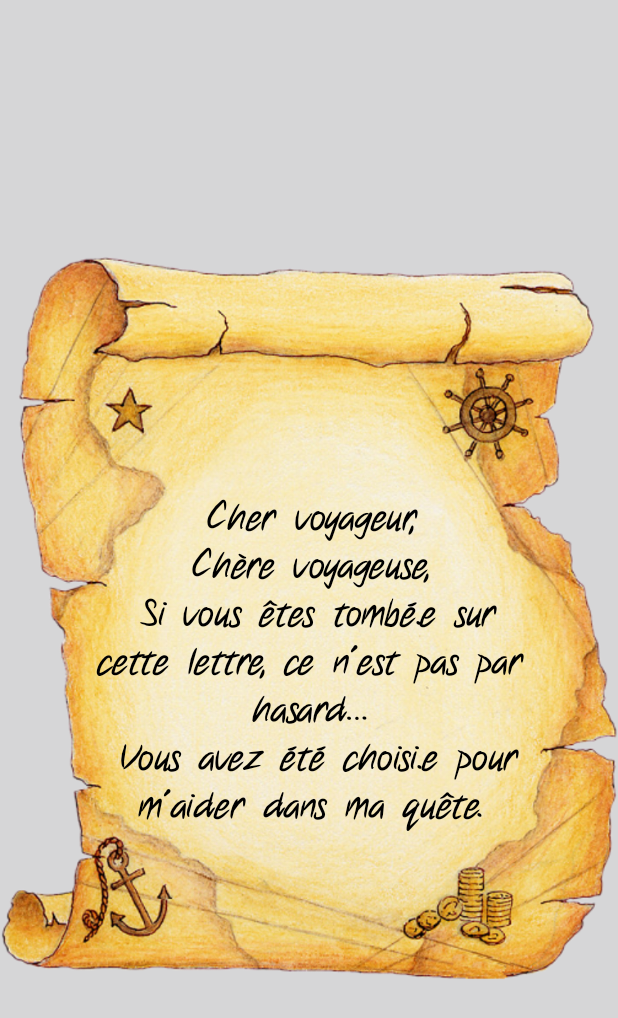
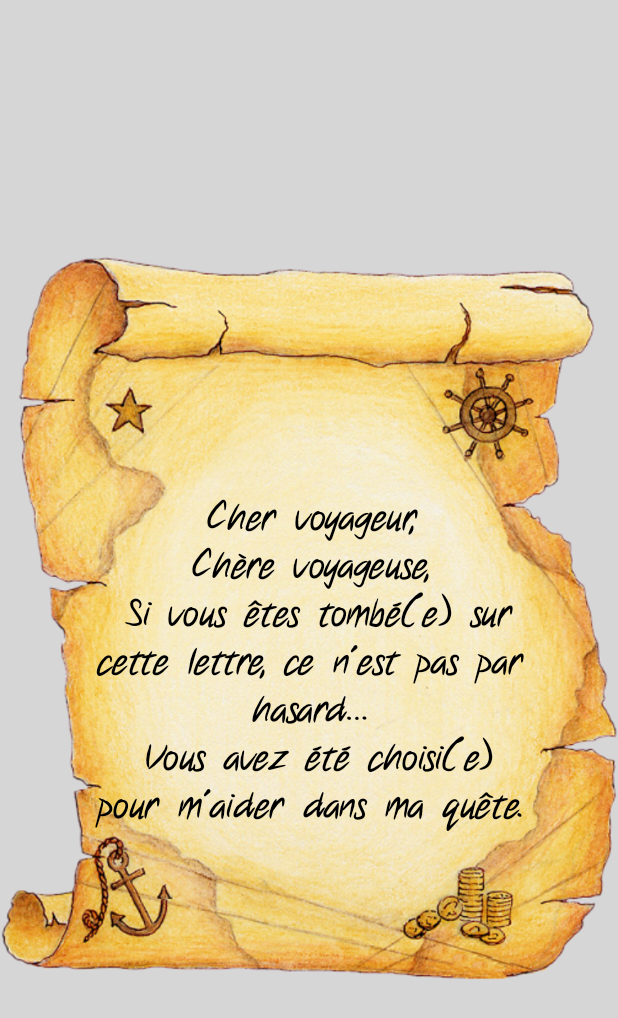
Before and after one commit to Zenika/ZEscape-Android, an Android app built with Jetpack Compose: the @Preview function WelcomeMapPreview, on a phone screen of 412 x 824 dp. Shown: the top 1018 px of the screen. Run offline under Robolectric (Android 15) with nearby library versions, the phone set to English and light mode, and no system bars; our stand-ins replace Dagger/Hilt's generated code.

Commit message:
Update instructions resources

```diff
--- a/app/src/main/res/values/strings.xml
+++ b/app/src/main/res/values/strings.xml
@@ -6,15 +6,15 @@
     <string name="percent" translatable="false">%</string>
     <string name="welcome_map" translatable="false">
         Cher voyageur,\nChère voyageuse,\n
-        Si vous êtes tombé.e sur cette lettre, ce n\'est pas par hasard…\n
-        Vous avez été choisi.e pour m\'aider dans ma quête.
+        Si vous êtes tombé(e) sur cette lettre, ce n\'est pas par hasard…\n
+        Vous avez été choisi(e) pour m\'aider dans ma quête.
     </string>
     <string name="welcome_map2" translatable="false">
         Il y a fort longtemps, j\'ai perdu un trésor contenant une mystérieuse carte,
         et je souhaite la retrouver.
     </string>
     <string name="welcome_map3" translatable="false">
-        Êtes-vous prêt.e à m\'accompagner dans cette aventure ?\n
+        Êtes-vous prêt(e) à m\'accompagner dans cette aventure ?\n
         À bientôt, je l\'espère…\n\n
         Capitaine J. Zparrow
     </string>
```
